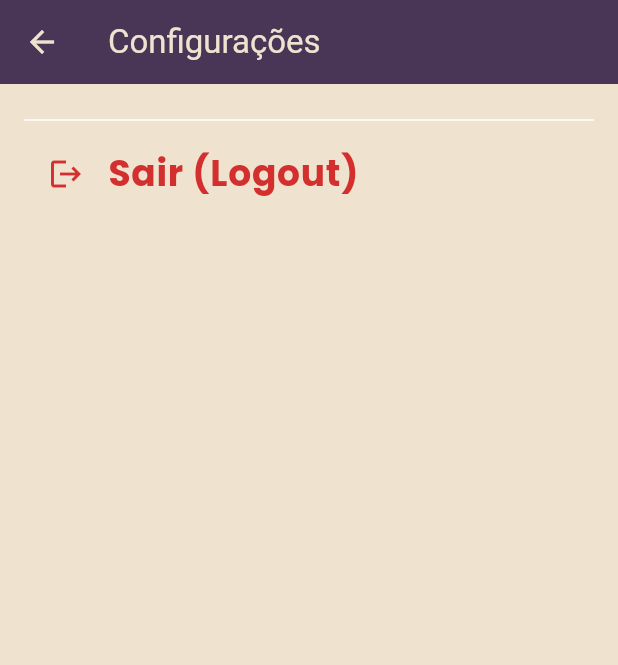
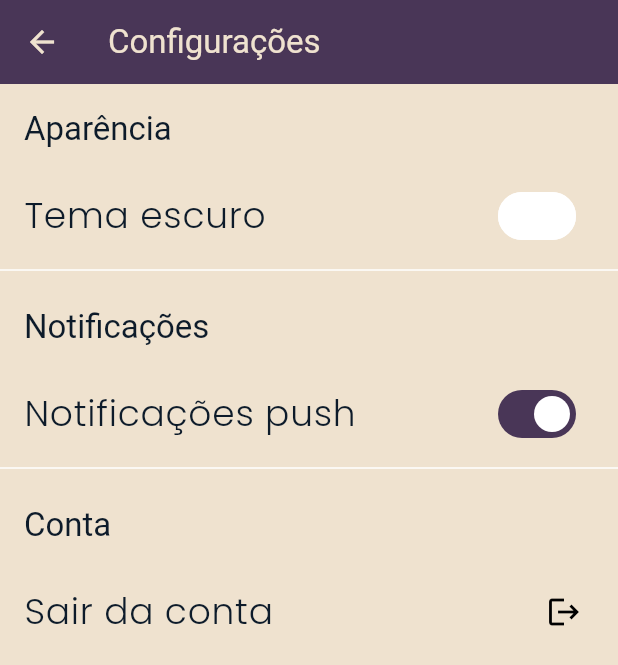
Before and after one commit to DanielRezez/paw-hub, a Flutter app: the screen it shows once a user with an empty profile is signed in, item 4 of the bottom bar chosen, on a phone screen of 412 x 824 dp. Shown: the top 665 px of the screen. Run offline on Flutter 3.47's test engine with Material 3 defaults, Android fonts, the light colour scheme and no system bars; our stand-ins replace firebase_auth, firebase_core, fl_chart, flutter_svg, google_fonts, google_sign_in and 1 more; accounts and stored records are empty.

Commit message:
feat: implementa a tela de configuracoes com recursos funcionais

```diff
--- a/lib/viewmodels/configuracoes_viewmodel.dart
+++ b/lib/viewmodels/configuracoes_viewmodel.dart
@@ -0,0 +1,70 @@
+import 'package:flutter/material.dart';
+import 'package:projeto_integrador2/viewmodels/auth_viewmodel.dart';
+import 'package:shared_preferences/shared_preferences.dart';
+
+const String kDarkModePrefKey = 'isDarkMode';
+const String kNotificationsEnabledPrefKey = 'notificationsEnabled';
+
+class ConfiguracoesViewModel extends ChangeNotifier {
+  final AuthViewModel _authViewModel;
+
+  ConfiguracoesViewModel(this._authViewModel) {
+    _loadPreferences();
+  }
+
+  bool _isDarkMode = false;
+  bool get isDarkMode => _isDarkMode;
+
+  bool _notificationsEnabled = true;
+  bool get notificationsEnabled => _notificationsEnabled;
+
+  Future<void> _loadPreferences() async {
+    try {
+      final prefs = await SharedPreferences.getInstance();
+      _isDarkMode = prefs.getBool(kDarkModePrefKey) ?? _isDarkMode; // Usa o padrão se não houver salvo
+      _notificationsEnabled = prefs.getBool(kNotificationsEnabledPrefKey) ?? _notificationsEnabled;
+      print("Preferências carregadas: DarkMode=$_isDarkMode, Notificações=$_notificationsEnabled");
+    } catch (e) {
+      print("Erro ao carregar preferências: $e");
+      // Mantém os valores padrão se houver erro
+    }
+    notifyListeners(); // Notifica a UI após carregar, caso os valores tenham mudado do padrão
+  }
+
+  Future<void> toggleTheme(bool value) async {
+    _isDarkMode = value;
+    notifyListeners(); // Notifica a UI imediatamente para uma resposta visual rápida
+
+    try {
+      final prefs = await SharedPreferences.getInstance();
+      await prefs.setBool(kDarkModePrefKey, _isDarkMode);
+      print("Tema salvo: DarkMode=$_isDarkMode");
+      // Aqui você pode adicionar lógica para realmente alternar o tema do app
+      // Isso geralmente é feito através de um ThemeProvider ou um serviço de tema.
+    } catch (e) {
+      print("Erro ao salvar preferência de tema: $e");
+      // Considere reverter o estado da UI ou notificar o usuário
+    }
+  }
+
+  Future<void> toggleNotifications(bool value) async {
+    _notificationsEnabled = value;
+    notifyListeners(); // Notifica a UI imediatamente
+
+    try {
+      final prefs = await SharedPreferences.getInstance();
+      await prefs.setBool(kNotificationsEnabledPrefKey, _notificationsEnabled);
+      print("Preferência de notificações salva: $_notificationsEnabled");
+      // Aqui você pode adicionar lógica para ativar/desativar notificações no sistema
+    } catch (e) {
+      print("Erro ao salvar preferência de notificações: $e");
+      // Considere reverter o estado da UI ou notificar o usuário
+    }
+  }
+
+  Future<void> logout() async {
+    print("ViewModel: Solicitando logout ao AuthViewModel...");
+    await _authViewModel.signOut();
+    // O Wrapper cuidará do redirecionamento
+  }
+}
--- a/lib/views/tela_configuracoes.dart
+++ b/lib/views/tela_configuracoes.dart
@@ -1,62 +1,96 @@
 // lib/views/tela_configuracoes.dart
 import 'package:flutter/material.dart';
 import 'package:provider/provider.dart';
-import 'package:projeto_integrador2/viewmodels/auth_viewmodel.dart'; // Ajuste o caminho se necessário
+import 'package:projeto_integrador2/viewmodels/configuracoes_viewmodel.dart';
 
-class TelaConfiguracoes extends StatelessWidget {
-  const TelaConfiguracoes({super.key});
+// Remova StatefulWidget se não precisar mais de estado local complexo
+// class TelaConfiguracoes extends StatefulWidget {
+//   @override
+//   _TelaConfiguracoesState createState() => _TelaConfiguracoesState();
+// }
+// class _TelaConfiguracoesState extends State<TelaConfiguracoes> {
+
+class TelaConfiguracoes extends StatelessWidget { // Transformado em StatelessWidget
+  const TelaConfiguracoes({super.key}); // Adicione construtor const
+
+  // bool isDarkMode = false; // MOVIDO PARA VIEWMODEL
+  // bool notificationsEnabled = true; // MOVIDO PARA VIEWMODEL
+
+  // void toggleTheme(bool value) { // MOVIDO PARA VIEWMODEL
+  // }
+
+  // void toggleNotifications(bool value) { // MOVIDO PARA VIEWMODEL
+  // }
+
+  // void logout() { // MOVIDO PARA VIEWMODEL
+  // }
 
   @override
   Widget build(BuildContext context) {
-    // Obtenha o AuthViewModel para chamar a função signOut
-    // Usamos listen: false aqui porque o botão em si não precisa
-    // reconstruir se o AuthViewModel mudar. A navegação será tratada
-    // pelo Wrapper quando o estado de autenticação mudar.
-    final authViewModel = Provider.of<AuthViewModel>(context, listen: false);
+    // Obtenha a instância do ViewModel
+    final viewModel = Provider.of<ConfiguracoesViewModel>(context);
+    // Para ações que não precisam reconstruir a UI ao serem chamadas:
+    // final viewModelActions = Provider.of<ConfiguracoesViewModel>(context, listen: false);
 
     return Scaffold(
       appBar: AppBar(
         title: const Text('Configurações'),
-        // Se você quiser que o botão de voltar apareça automaticamente,
-        // esta tela precisa ser empurrada para a pilha de navegação
-        // (ex: Navigator.push(context, MaterialPageRoute(builder: (_) => TelaConfiguracoes())) )
-        // Se ela substitui a TelaInicial, você pode querer adicionar um explicitamente:
-        // leading: IconButton(
-        //   icon: Icon(Icons.arrow_back),
-        //   onPressed: () => Navigator.of(context).pop(),
-        // ),
+        // A cor do AppBar agora pode ser controlada pelo tema geral do app,
+        // que por sua vez seria influenciado pelo estado isDarkMode do ViewModel
+        // ou de um ThemeProvider dedicado.
+        // backgroundColor: viewModel.isDarkMode ? Colors.grey[900] : Colors.blue,
       ),
-      body: ListView( // Usando ListView para o caso de você ter mais configurações
-        padding: const EdgeInsets.all(16.0),
-        children: <Widget>[
-          // ... Suas outras opções de configuração podem vir aqui ...
-          // Exemplo:
-          // ListTile(
-          //   leading: Icon(Icons.person),
-          //   title: Text('Perfil'),
-          //   onTap: () {
-          //     // Navegar para a tela de perfil
-          //   },
-          // ),
-          // ListTile(
-          //   leading: Icon(Icons.notifications),
-          //   title: Text('Notificações'),
-          //   onTap: () {
-          //     // Navegar para configurações de notificação
-          //   },
-          // ),
+      body: ListView(
+        children: [
+          // Seção: Aparência
+          Padding(
+            padding: const EdgeInsets.all(16.0),
+            child: Text(
+              'Aparência',
+              style: Theme.of(context).textTheme.titleLarge,
+            ),
+          ),
+          ListTile(
+            title: const Text('Tema escuro'),
+            trailing: Switch(
+              value: viewModel.isDarkMode, // LÊ DO VIEWMODEL
+              onChanged: (value) => viewModel.toggleTheme(value), // CHAMA O VIEWMODEL
+            ),
+          ),
 
-          const Divider(), // Um divisor visual
+          const Divider(),
 
-          // --- BOTÃO DE LOGOUT ---
+          // Seção: Notificações
+          Padding(
+            padding: const EdgeInsets.all(16.0),
+            child: Text(
+              'Notificações',
+              style: Theme.of(context).textTheme.titleLarge,
+            ),
+          ),
           ListTile(
-            leading: Icon(Icons.logout, color: Colors.red.shade700),
-            title: Text(
-              'Sair (Logout)',
-              style: TextStyle(color: Colors.red.shade700, fontWeight: FontWeight.bold),
+            title: const Text('Notificações push'),
+            trailing: Switch(
+              value: viewModel.notificationsEnabled, // LÊ DO VIEWMODEL
+              onChanged: (value) => viewModel.toggleNotifications(value), // CHAMA O VIEWMODEL
             ),
-            onTap: () async {
-              // Mostrar um diálogo de confirmação antes de fazer logout
+          ),
+
+          const Divider(),
+
+          // Seção: Conta
+          Padding(
+            padding: const EdgeInsets.all(16.0),
+            child: Text(
+              'Conta',
+              style: Theme.of(context).textTheme.titleLarge,
+            ),
+          ),
+          ListTile(
+            title: const Text('Sair da conta'),
+            trailing: const Icon(Icons.logout),
+            onTap: () async { // Adicione async se o método do viewModel for async
+              // Mostrar diálogo de confirmação (pode ser movido para o ViewModel também, se preferir)
               final bool? confirmarLogout = await showDialog<bool>(
                 context: context,
                 builder: (BuildContext dialogContext) {
@@ -67,13 +101,13 @@ class TelaConfiguracoes extends StatelessWidget {
                       TextButton(
                         child: const Text('Cancelar'),
                         onPressed: () {
-                          Navigator.of(dialogContext).pop(false); // Retorna false
+                          Navigator.of(dialogContext).pop(false);
                         },
                       ),
                       TextButton(
                         child: Text('Sair', style: TextStyle(color: Colors.red.shade700)),
                         onPressed: () {
-                          Navigator.of(dialogContext).pop(true); // Retorna true
+                          Navigator.of(dialogContext).pop(true);
                         },
                       ),
                     ],
@@ -81,29 +115,12 @@ class TelaConfiguracoes extends StatelessWidget {
                 },
               );
 
-              // Se o usuário confirmou, então faça o logout
               if (confirmarLogout == true) {
-                await authViewModel.signOut();
-                // O Wrapper cuidará de redirecionar para a TelaLogin
-                // Se a TelaConfiguracoes estiver em uma rota empilhada sobre a TelaInicial,
-                // você pode querer desempilhar todas as rotas até a tela de login
-                // para evitar que o usuário volte para a tela de configurações com o botão "voltar" do android.
-                // No entanto, como o Wrapper já reage à mudança de estado, ele deve
-                // substituir a árvore de widgets pela TelaLogin.
-                //
-                // Se você quiser garantir que todas as telas sejam removidas até a nova raiz (TelaLogin):
-                // Navigator.of(context).pushAndRemoveUntil(
-                //   MaterialPageRoute(builder: (context) => Wrapper()), // Ou diretamente TelaLogin se o Wrapper já estiver sendo reconstruído
-                //   (Route<dynamic> route) => false,
-                // );
-                // Mas, geralmente, apenas chamar authViewModel.signOut() é suficiente
-                // e o Wrapper fará o resto.
+                // CHAMA O VIEWMODEL (que internamente chama o AuthViewModel)
+                await viewModel.logout();
               }
             },
           ),
-          // --- FIM DO BOTÃO DE LOGOUT ---
-
-          // ... Mais opções de configuração ...
         ],
       ),
     );
--- a/pubspec.yaml
+++ b/pubspec.yaml
@@ -18,6 +18,7 @@ dependencies:
   flutter_svg: ^2.2.1
   cupertino_icons: ^1.0.8
   fl_chart: ^1.1.1
+  shared_preferences: ^2.5.3
 
 dev_dependencies:
   flutter_test:
```
Also changed, not shown: lib/viewmodels/inicial_viewmodel.dart (+15 -2 lines), pubspec.lock.
